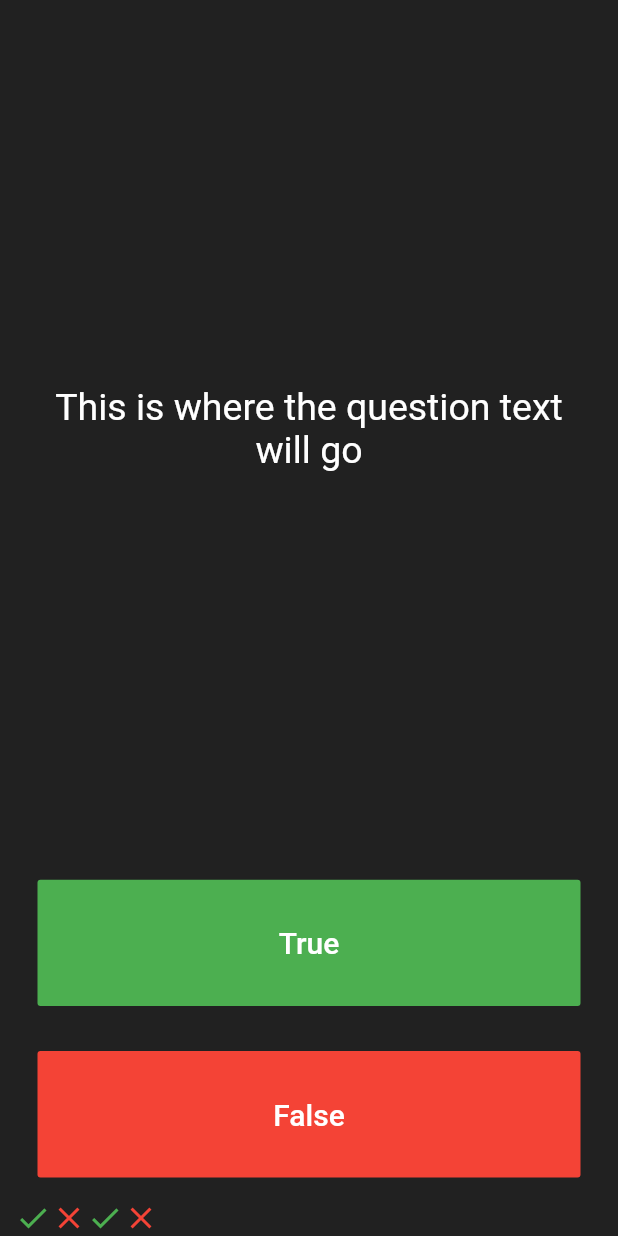
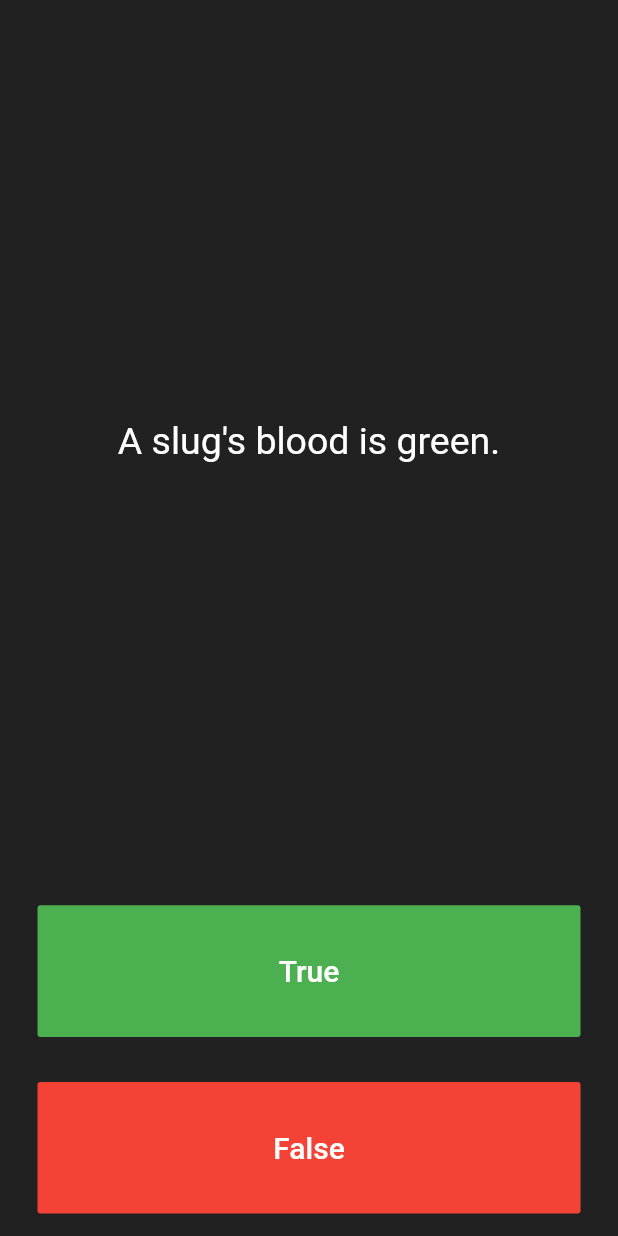
Before and after one commit to EduardKhon/Quiz, a Flutter app: the screen it shows after launch, after a tap on "True", after a tap on "False", on a phone screen of 412 x 824 dp. Run offline on Flutter 3.47's test engine with Material 2 defaults, Android fonts, the phone set to English and light mode, and no system bars.

Commit message:
update state

```diff
--- a/lib/main.dart
+++ b/lib/main.dart
@@ -31,18 +31,15 @@ class QuizPage extends StatefulWidget {
 }
 
 class _QuizPageState extends State<QuizPage> {
-  List<Icon> scoreKeeper = [
-    const Icon(
-      Icons.check,
-      color: Colors.green,
-    ),
-    const Icon(
-      Icons.close,
-      color: Colors.red,
-    ),
+  List<Icon> scoreKeeper = [];
+
+  List<String> questions = [
+    'You can lead a cow down stairs but not up stairs.',
+    'Approximately one quarter of human bones are in the feet.',
+    'A slug\'s blood is green.'
   ];
 
-  List<String> myString = ['a', 'b', 'c'];
+  int questionNumber = 0;
 
   @override
   Widget build(BuildContext context) {
@@ -50,15 +47,15 @@ class _QuizPageState extends State<QuizPage> {
       mainAxisAlignment: MainAxisAlignment.spaceBetween,
       crossAxisAlignment: CrossAxisAlignment.stretch,
       children: <Widget>[
-        const Expanded(
+        Expanded(
           flex: 5,
           child: Padding(
             padding: EdgeInsets.all(10.0),
             child: Center(
               child: Text(
-                'This is where the question text will go',
+                questions[questionNumber],
                 textAlign: TextAlign.center,
-                style: TextStyle(
+                style: const TextStyle(
                   fontSize: 25.0,
                   color: Colors.white,
                 ),
@@ -68,18 +65,13 @@ class _QuizPageState extends State<QuizPage> {
         ),
         Expanded(
           child: Padding(
-            padding: const EdgeInsets.all(15.0),
+            padding: EdgeInsets.all(15.0),
             child: FlatButton(
               textColor: Colors.white,
               color: Colors.green,
               onPressed: () {
                 setState(() {
-                  scoreKeeper.add(
-                    const Icon(
-                      Icons.check,
-                      color: Colors.green,
-                    ),
-                  );
+                  questionNumber++;
                 });
               },
               child: const Text(
@@ -94,18 +86,13 @@ class _QuizPageState extends State<QuizPage> {
         ),
         Expanded(
           child: Padding(
-            padding: const EdgeInsets.all(15.0),
+            padding: EdgeInsets.all(15.0),
             child: FlatButton(
               textColor: Colors.white,
               color: Colors.red,
               onPressed: () {
                 setState(() {
-                  scoreKeeper.add(
-                    const Icon(
-                      Icons.close,
-                      color: Colors.red,
-                    ),
-                  );
+                  questionNumber++;
                 });
               },
               child: const Text(
```
